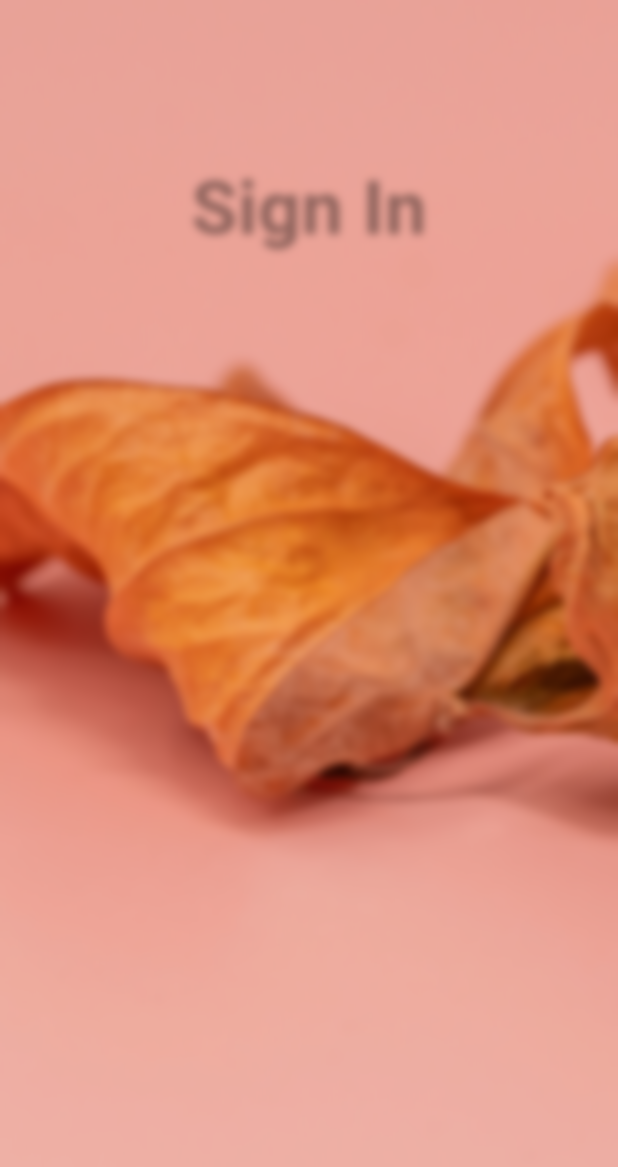
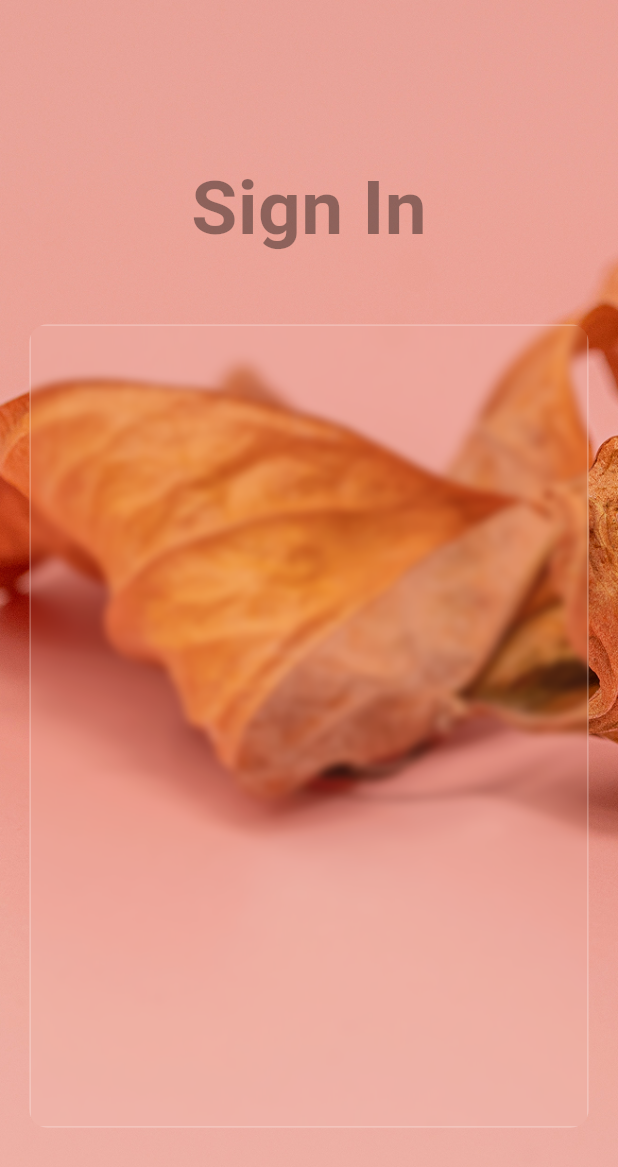
Before and after one commit to Idriss-rayan/chat007, a Flutter app: the screen it shows after launch, on a phone screen of 412 x 824 dp. Shown: the top 1167 px of the screen. Run offline on Flutter 3.47's test engine with Material 3 defaults, Android fonts, the phone set to English and light mode, and no system bars; Roboto replaces fonts that are missing (Georgia).

Commit message:
add new file

```diff
--- a/lib/gate/login_page.dart
+++ b/lib/gate/login_page.dart
@@ -47,14 +47,35 @@
                 SizedBox(
                   height: height * 0.05,
                 ),
-                BackdropFilter(
-                  filter: ImageFilter.blur(sigmaX: 3.0, sigmaY: 3.0),
-                  child: Container(
-                    color: Colors.black.withOpacity(0),
-                    width: 200,
-                    height: 200,
+                Center(
+                  child: ClipRRect(
+                    borderRadius: BorderRadius.circular(12),
+                    child: BackdropFilter(
+                      filter: ImageFilter.blur(sigmaX: 3.0, sigmaY: 3.0),
+                      child: Container(
+                        width: width * 0.9052,
+                        height: height * 0.65,
+                        decoration: BoxDecoration(
+                          color: const Color.fromARGB(12, 255, 255, 255),
+                          border: Border.all(
+                            color: Colors.white30,
+                          ),
+                        ),
+
+                        // pour l'effet "verre"
+                        alignment: Alignment.center,
+                      ),
+                    ),
                   ),
-                ),
+                )
+                // BackdropFilter(
+                //   filter: ImageFilter.blur(sigmaX: 3.0, sigmaY: 3.0),
+                //   child: Container(
+                //     color: Colors.black,
+                //     width: 200,
+                //     height: 200,
+                //   ),
+                // ),
               ],
             ),
           ),
```
Also changed, not shown: 1 other file.
